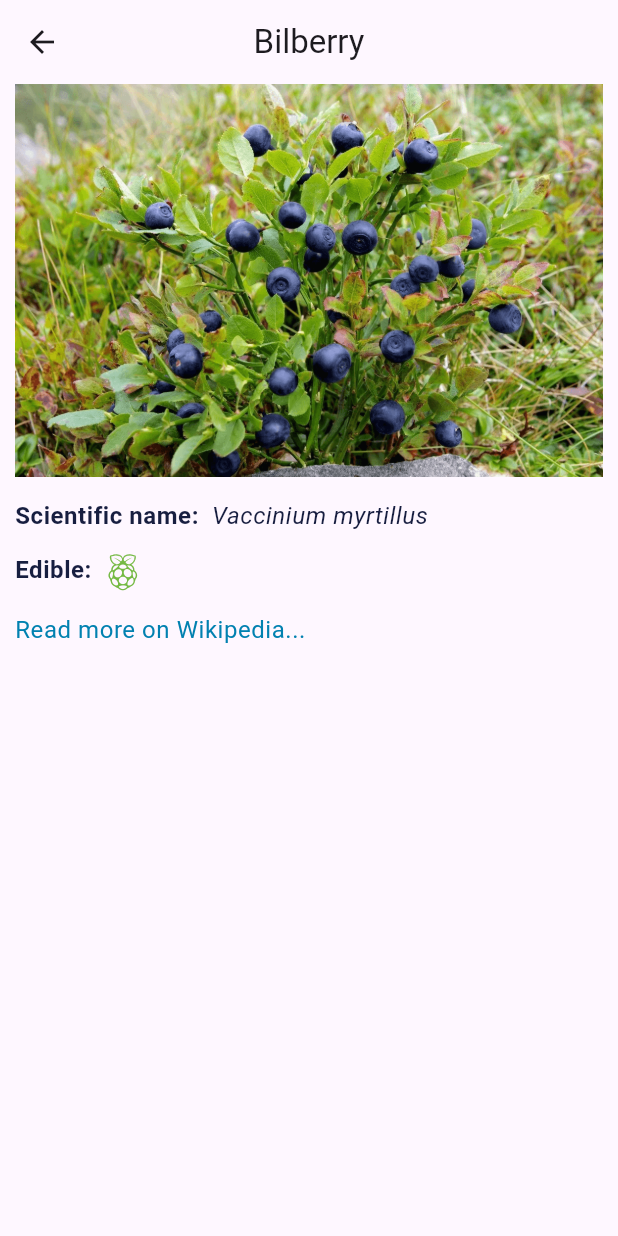
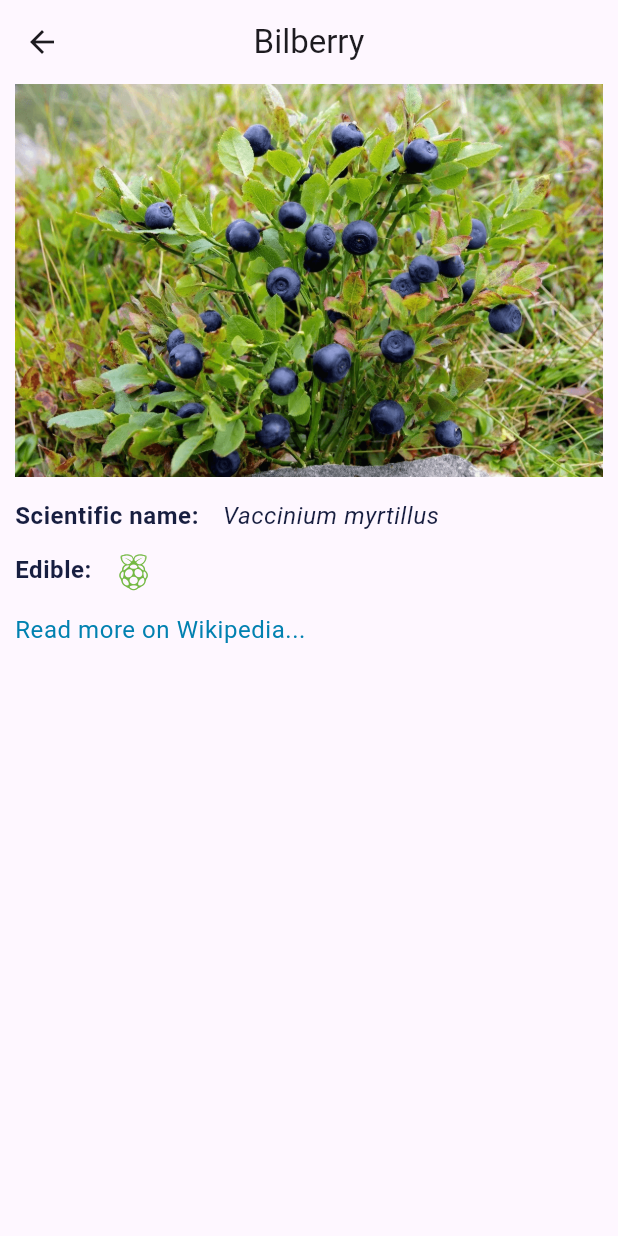
Before and after one commit to tanyapog/wikiberry, a Flutter app: the screen it shows after launch, after a tap on "Bilberry", on a phone screen of 412 x 824 dp. Run offline on Flutter 3.47's test engine with Material 3 defaults, Android fonts, the phone set to English and light mode, and no system bars; our stand-ins replace freezed_annotation.

Commit message:
Edible info

```diff
--- a/assets/data/berries_catalog.json
+++ b/assets/data/berries_catalog.json
@@ -112,6 +112,7 @@
     "latinName": "Páris",
     "alternativeNames": ["herb paris", "true-love", "true lover's knot", "one berry", "aconitum pardalianches"],
     "edible": false,
+    "edibleInfo": "The plant is deadly poisonous: even eating one berry can cause death.",
     "imageAsset": "assets/images/berries/paris.png",
     "wikiUrl": "https://en.wikipedia.org/wiki/Paris_(plant)",
     "regions": []
--- a/lib/domain/berry.dart
+++ b/lib/domain/berry.dart
@@ -12,6 +12,7 @@ class Berry with _$Berry{
     required String latinName,
     required List<String> alternativeNames,
     required bool edible,
+    String? edibleInfo,
     required String imageAsset,
     String? wikiUrl,
     required List<String> regions,
--- a/lib/presentation/berry/berry_screen.dart
+++ b/lib/presentation/berry/berry_screen.dart
@@ -34,12 +34,10 @@ class BerryScreen extends StatelessWidget {
             Box.s16,
             _InfoElement.widget(
               title: "Edible",
-              child: berry.edible
-                  ? const Icon(AppIcon.raspberry, color: AppColors.green)
-                  : const Icon(AppIcon.skullCrossbones, color: AppColors.danger),
+              child: _EdibleInfo(berry),
             ),
             Box.s16,
-            if (berry.wikiUrl != null) WikiUrl(url: berry.wikiUrl!),
+            if (berry.wikiUrl != null) _WikiUrl(url: berry.wikiUrl!),
           ],
         ),
       ),
@@ -67,9 +65,10 @@ class _InfoElement extends StatelessWidget {
       crossAxisAlignment: CrossAxisAlignment.start,
       children: [
         Text(
-          "$title:  ",
+          "$title:",
           style: AppTextStyle.titleMediumGray90.copyWith(fontWeight: FontWeight.bold),
         ),
+        Box.s16,
         if (content != null) Expanded(
           child: Text(content!, style: contentStyle ?? AppTextStyle.titleMediumGray90)
         ),
@@ -79,9 +78,29 @@ class _InfoElement extends StatelessWidget {
   }
 }
 
-class WikiUrl extends StatelessWidget {
+class _EdibleInfo extends StatelessWidget {
+  final Berry berry;
+
+  const _EdibleInfo(this.berry);
+
+  @override
+  Widget build(BuildContext context) {
+    return Expanded(child: Row(
+      crossAxisAlignment: CrossAxisAlignment.start,
+      children: [
+        berry.edible
+            ? const Icon(AppIcon.raspberry, color: AppColors.green)
+            : const Icon(AppIcon.skullCrossbones, color: AppColors.danger),
+        if (berry.edibleInfo != null) Box.s16,
+        if (berry.edibleInfo != null) Expanded(child: Text(berry.edibleInfo!, style: AppTextStyle.titleMediumGray90)),
+      ],
+    ));
+  }
+}
+
+class _WikiUrl extends StatelessWidget {
   final String url;
-  const WikiUrl({super.key, required this.url});
+  const _WikiUrl({required this.url});
 
   @override
   Widget build(BuildContext context) {
```
Also changed, not shown: lib/domain/berry.freezed.dart, lib/domain/berry.g.dart.
